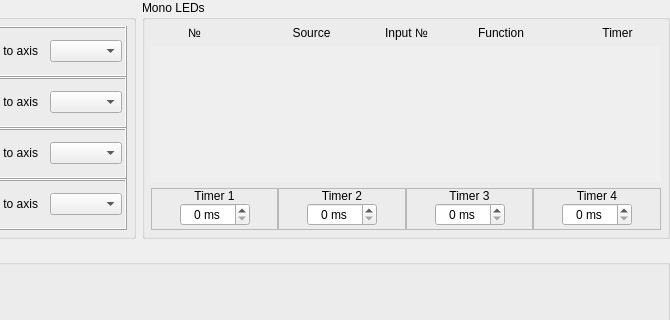
This is src/widgets/led/ledconfig.ui in jynychen/FreeJoyConfiguratorQt as Qt 5 draws it before an edit; both pictures show x 392 to 1062 and y 0 to 320 of the 1062 by 603 pixel window. The edited form follows.
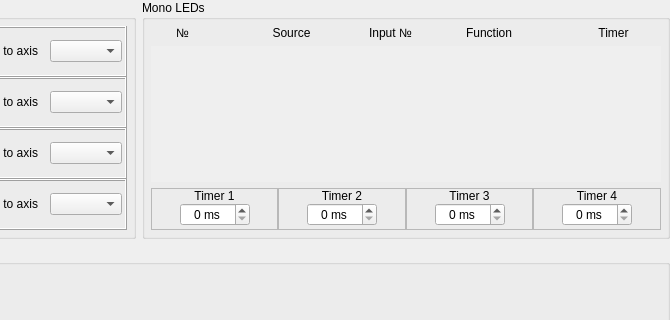
This is the edited form. Custom widgets are drawn as their Qt base class.

Commit message: Update LED terminology to "External" and adjust UI layout spacing

What changed in the file:
```diff
--- a/src/widgets/led/ledconfig.ui
+++ b/src/widgets/led/ledconfig.ui
@@ -373,7 +373,7 @@
        <number>6</number>
       </property>
       <item row="0" column="0">
-       <layout class="QHBoxLayout" name="horizontalLayout" stretch="3,3,1,3,3">
+       <layout class="QHBoxLayout" name="horizontalLayout" stretch="2,3,1,3,3">
         <property name="spacing">
          <number>30</number>
         </property>
@@ -400,7 +400,7 @@
          </widget>
         </item>
         <item>
-         <widget class="QLabel" name="text_number">
+         <widget class="QLabel" name="text_source">
           <property name="text">
            <string>Source</string>
           </property>
```
The commit also changes 7 other files.
